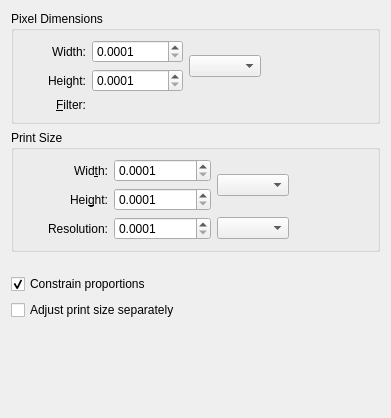
First picture: the form in libs/ui/imagesize/wdg_imagesize.ui, repository KDE/krita, before the edit.
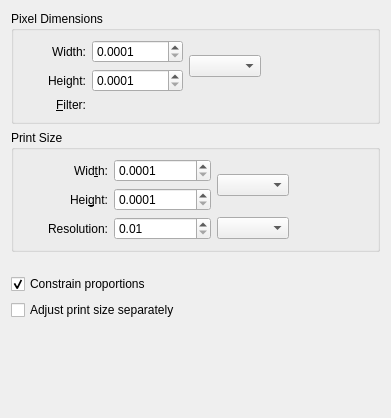
Second picture: the form after the edit. Custom widgets are drawn as their Qt base class.

Commit message:
Set min resolution in Scale Image dialog to 0.01
In the UI file the minimum was 0.0001 and the number of decimals was 4.
But at some point, the number of decimals had been changed to 2
in the CPP file without adjusting the minimum accordingly.

The edit to the form file:
```diff
--- a/libs/ui/imagesize/wdg_imagesize.ui
+++ b/libs/ui/imagesize/wdg_imagesize.ui
@@ -263,10 +263,10 @@
          </size>
         </property>
         <property name="decimals">
-         <number>4</number>
+         <number>2</number>
         </property>
         <property name="minimum">
-         <double>0.000100000000000</double>
+         <double>0.010000000000000</double>
         </property>
         <property name="maximum">
          <double>10000.000000000000000</double>
```
The commit also changes 1 other file.
